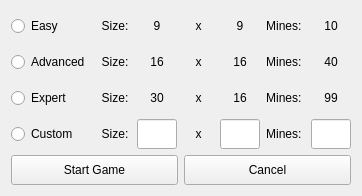
q-g-j/qminesweeper, file difficulty.ui: the form before one commit.
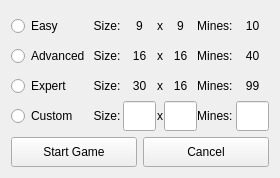
The form after the commit.

The edit to the form file:
```diff
--- a/difficulty.ui
+++ b/difficulty.ui
@@ -6,8 +6,8 @@
    <rect>
     <x>0</x>
     <y>0</y>
-    <width>362</width>
-    <height>191</height>
+    <width>280</width>
+    <height>178</height>
    </rect>
   </property>
   <property name="sizePolicy">
@@ -43,9 +43,7 @@
         </size>
        </property>
        <property name="font">
-        <font>
-         <family>Arial</family>
-        </font>
+        <font/>
        </property>
        <property name="text">
         <string>Start Game</string>
@@ -73,9 +71,7 @@
         </size>
        </property>
        <property name="font">
-        <font>
-         <family>Arial</family>
-        </font>
+        <font/>
        </property>
        <property name="text">
         <string>Cancel</string>
@@ -86,6 +82,12 @@
    </item>
    <item row="0" column="0">
     <layout class="QGridLayout" name="gridLayout">
+     <property name="horizontalSpacing">
+      <number>1</number>
+     </property>
+     <property name="verticalSpacing">
+      <number>0</number>
+     </property>
      <item row="3" column="4" alignment="Qt::AlignHCenter|Qt::AlignVCenter">
       <widget class="QLineEdit" name="lineEdit_custom_rows">
        <property name="sizePolicy">
@@ -102,14 +104,12 @@
        </property>
        <property name="maximumSize">
         <size>
-         <width>40</width>
+         <width>35</width>
          <height>16777215</height>
         </size>
        </property>
        <property name="font">
-        <font>
-         <family>Arial</family>
-        </font>
+        <font/>
        </property>
        <property name="alignment">
         <set>Qt::AlignCenter</set>
@@ -131,9 +131,7 @@
         </size>
        </property>
        <property name="font">
-        <font>
-         <family>Arial</family>
-        </font>
+        <font/>
        </property>
        <property name="text">
         <string>Mines: </string>
@@ -164,9 +162,7 @@
         </size>
        </property>
        <property name="font">
-        <font>
-         <family>Arial</family>
-        </font>
+        <font/>
        </property>
        <property name="text">
         <string>Advanced </string>
@@ -194,9 +190,7 @@
         </size>
        </property>
        <property name="font">
-        <font>
-         <family>Arial</family>
-        </font>
+        <font/>
        </property>
        <property name="text">
         <string>Custom</string>
@@ -224,9 +218,7 @@
         </size>
        </property>
        <property name="font">
-        <font>
-         <family>Arial</family>
-        </font>
+        <font/>
        </property>
        <property name="text">
         <string>x</string>
@@ -252,14 +244,12 @@
        </property>
        <property name="maximumSize">
         <size>
-         <width>40</width>
+         <width>35</width>
          <height>16777215</height>
         </size>
        </property>
        <property name="font">
-        <font>
-         <family>Arial</family>
-        </font>
+        <font/>
        </property>
        <property name="alignment">
         <set>Qt::AlignCenter</set>
@@ -287,9 +277,7 @@
         </size>
        </property>
        <property name="font">
-        <font>
-         <family>Arial</family>
-        </font>
+        <font/>
        </property>
        <property name="text">
         <string>Expert</string>
@@ -317,9 +305,7 @@
         </size>
        </property>
        <property name="font">
-        <font>
-         <family>Arial</family>
-        </font>
+        <font/>
        </property>
        <property name="text">
         <string>9</string>
@@ -344,9 +330,7 @@
         </size>
        </property>
        <property name="font">
-        <font>
-         <family>Arial</family>
-        </font>
+        <font/>
        </property>
        <property name="text">
         <string>16</string>
@@ -372,14 +356,12 @@
        </property>
        <property name="maximumSize">
         <size>
-         <width>40</width>
+         <width>35</width>
          <height>16777215</height>
         </size>
        </property>
        <property name="font">
-        <font>
-         <family>Arial</family>
-        </font>
+        <font/>
        </property>
        <property name="alignment">
         <set>Qt::AlignCenter</set>
@@ -407,9 +389,7 @@
         </size>
        </property>
        <property name="font">
-        <font>
-         <family>Arial</family>
-        </font>
+        <font/>
        </property>
        <property name="text">
         <string>x</string>
@@ -440,9 +420,7 @@
         </size>
        </property>
        <property name="font">
-        <font>
-         <family>Arial</family>
-        </font>
+        <font/>
        </property>
        <property name="layoutDirection">
         <enum>Qt::LeftToRight</enum>
@@ -470,9 +448,7 @@
         </size>
        </property>
        <property name="font">
-        <font>
-         <family>Arial</family>
-        </font>
+        <font/>
        </property>
        <property name="text">
         <string>Size:</string>
@@ -503,9 +479,7 @@
         </size>
        </property>
        <property name="font">
-        <font>
-         <family>Arial</family>
-        </font>
+        <font/>
        </property>
        <property name="text">
         <string>x</string>
@@ -536,9 +510,7 @@
         </size>
        </property>
        <property name="font">
-        <font>
-         <family>Arial</family>
-        </font>
+        <font/>
        </property>
        <property name="text">
         <string>x</string>
@@ -563,9 +535,7 @@
         </size>
        </property>
        <property name="font">
-        <font>
-         <family>Arial</family>
-        </font>
+        <font/>
        </property>
        <property name="text">
         <string>Size:</string>
@@ -590,9 +560,7 @@
         </size>
        </property>
        <property name="font">
-        <font>
-         <family>Arial</family>
-        </font>
+        <font/>
        </property>
        <property name="text">
         <string>9</string>
@@ -623,9 +591,7 @@
         </size>
        </property>
        <property name="font">
-        <font>
-         <family>Arial</family>
-        </font>
+        <font/>
        </property>
        <property name="layoutDirection">
         <enum>Qt::LeftToRight</enum>
@@ -659,9 +625,7 @@
         </size>
        </property>
        <property name="font">
-        <font>
-         <family>Arial</family>
-        </font>
+        <font/>
        </property>
        <property name="text">
         <string>16</string>
@@ -692,9 +656,7 @@
         </size>
        </property>
        <property name="font">
-        <font>
-         <family>Arial</family>
-        </font>
+        <font/>
        </property>
        <property name="layoutDirection">
         <enum>Qt::LeftToRight</enum>
@@ -722,9 +684,7 @@
         </size>
        </property>
        <property name="font">
-        <font>
-         <family>Arial</family>
-        </font>
+        <font/>
        </property>
        <property name="text">
         <string>30</string>
@@ -749,9 +709,7 @@
         </size>
        </property>
        <property name="font">
-        <font>
-         <family>Arial</family>
-        </font>
+        <font/>
        </property>
        <property name="text">
         <string>Mines: </string>
@@ -776,9 +734,7 @@
         </size>
        </property>
        <property name="font">
-        <font>
-         <family>Arial</family>
-        </font>
+        <font/>
        </property>
        <property name="text">
         <string>Mines: </string>
@@ -809,9 +765,7 @@
         </size>
        </property>
        <property name="font">
-        <font>
-         <family>Arial</family>
-        </font>
+        <font/>
        </property>
        <property name="text">
         <string>Easy</string>
@@ -833,9 +787,7 @@
         </size>
        </property>
        <property name="font">
-        <font>
-         <family>Arial</family>
-        </font>
+        <font/>
        </property>
        <property name="text">
         <string>Size:</string>
@@ -860,9 +812,7 @@
         </size>
        </property>
        <property name="font">
-        <font>
-         <family>Arial</family>
-        </font>
+        <font/>
        </property>
        <property name="text">
         <string>Mines: </string>
@@ -893,9 +843,7 @@
         </size>
        </property>
        <property name="font">
-        <font>
-         <family>Arial</family>
-        </font>
+        <font/>
        </property>
        <property name="text">
         <string>16</string>
@@ -920,9 +868,7 @@
         </size>
        </property>
        <property name="font">
-        <font>
-         <family>Arial</family>
-        </font>
+        <font/>
        </property>
        <property name="text">
         <string>Size:</string>
```
